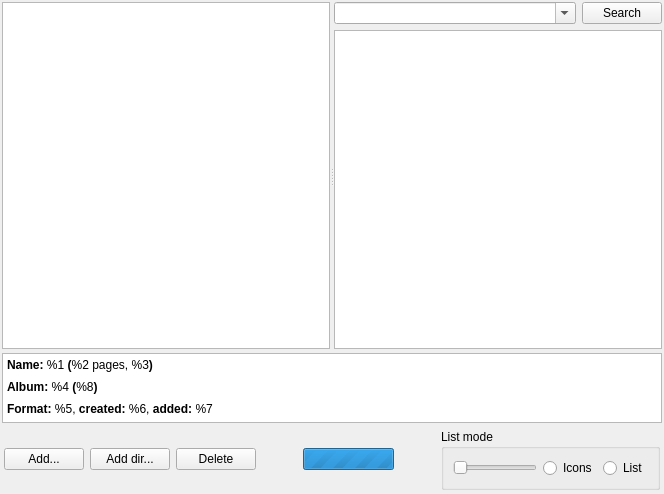
Before: the Qt Designer form zsearchtab.ui in kernel1024/qmanga, drawn with Qt 5.
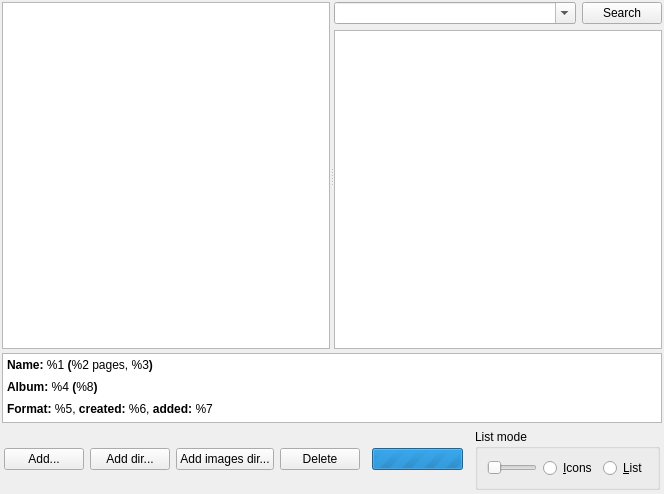
After: the same form once the commit is applied.

Commit message: Added new reader and indexing support for plain directory with images.

```diff
--- a/zsearchtab.ui
+++ b/zsearchtab.ui
@@ -144,6 +144,13 @@
         </property>
        </widget>
       </item>
+      <item>
+       <widget class="QPushButton" name="srcAddImgDirBtn">
+        <property name="text">
+         <string>Add images dir...</string>
+        </property>
+       </widget>
+      </item>
       <item>
        <widget class="QPushButton" name="srcDelBtn">
         <property name="text">
@@ -209,14 +216,14 @@
          <item>
           <widget class="QRadioButton" name="srcModeIcon">
            <property name="text">
-            <string>Icons</string>
+            <string>&amp;Icons</string>
            </property>
           </widget>
          </item>
          <item>
           <widget class="QRadioButton" name="srcModeList">
            <property name="text">
-            <string>List</string>
+            <string>&amp;List</string>
            </property>
           </widget>
          </item>
```
Left out of the diff: 1 changed line with no effect on the pictures. The commit also changes 13 other files.
